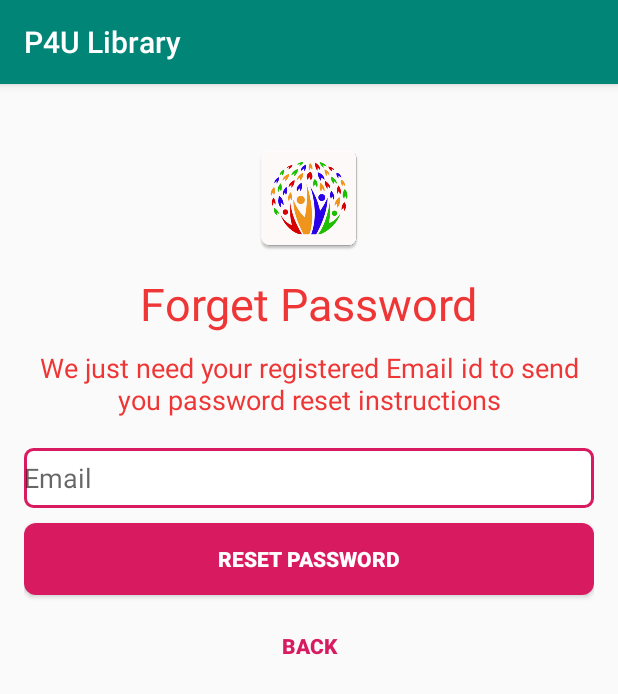
After one commit to pramodmauryapk/testp4u, an Android app: the ResetPasswordActivity screen opened directly, with no data from a screen before it, on a phone screen of 412 x 824 dp. The commit adds this screen. Shown: the top 694 px of the screen. Run offline under Robolectric (Android 15) with nearby library versions, the phone set to English and light mode, and no system bars; our stand-ins replace Firebase (no records; nobody signed in at launch, a user with empty details on screens opened directly).

Commit message:
today modifications

```diff
--- a/app/src/main/AndroidManifest.xml
+++ b/app/src/main/AndroidManifest.xml
@@ -41,6 +41,7 @@
         </activity>
         <activity android:name="my.app.p4ulibrary.ViewRoleActivity" />
         <activity android:name="my.app.p4ulibrary.LoginActivity" />
+        <activity android:name=".user_cornor.ResetPasswordActivity" />
     </application>
 
 </manifest>
--- /dev/null
+++ b/app/src/main/java/my/app/p4ulibrary/user_cornor/ResetPasswordActivity.java
@@ -0,0 +1,84 @@
+package my.app.p4ulibrary.user_cornor;
+
+import android.content.Intent;
+import android.os.Bundle;
+import android.text.TextUtils;
+import android.util.Log;
+import android.view.View;
+import android.widget.Button;
+import android.widget.EditText;
+import android.widget.ProgressBar;
+import android.widget.Toast;
+
+import androidx.annotation.NonNull;
+import androidx.appcompat.app.AppCompatActivity;
+
+import com.google.android.gms.tasks.OnCompleteListener;
+import com.google.android.gms.tasks.Task;
+import com.google.firebase.auth.FirebaseAuth;
+
+import my.app.p4ulibrary.LoginActivity;
+import my.app.p4ulibrary.R;
+
+
+public class  ResetPasswordActivity extends AppCompatActivity {
+
+    private static final String TAG = "Reset Activity";
+    private EditText inputEmail;
+    private FirebaseAuth auth;
+    private ProgressBar progressBar;
+
+    @Override
+    protected void onCreate(Bundle savedInstanceState) {
+        super.onCreate(savedInstanceState);
+        setContentView(R.layout.activity_reset_password);
+
+        inputEmail = (EditText) findViewById(R.id.et_email);
+        Button btnReset = (Button) findViewById(R.id.btn_resetpassword);
+        Button btnBack = (Button) findViewById(R.id.btn_back);
+        progressBar = (ProgressBar) findViewById(R.id.progressBar_reset);
+
+        auth = FirebaseAuth.getInstance();
+
+        btnBack.setOnClickListener(new View.OnClickListener() {
+            @Override
+            public void onClick(View v) {
+                startActivity(new Intent(ResetPasswordActivity.this, LoginActivity.class));
+                finish();
+                Log.d(TAG, "going to Login Activity");
+            }
+        });
+
+        btnReset.setOnClickListener(new View.OnClickListener() {
+            @Override
+            public void onClick(View v) {
+
+                String email = inputEmail.getText().toString().toLowerCase().trim();
+
+                if (TextUtils.isEmpty(email)) {
+                    Toast.makeText(getApplication(), "Enter your registered email id", Toast.LENGTH_SHORT).show();
+                    return;
+                }
+                Log.d(TAG, "start progress bar");
+                progressBar.setVisibility(View.VISIBLE);
+                auth.sendPasswordResetEmail(email)
+                        .addOnCompleteListener(new OnCompleteListener<Void>() {
+                            @Override
+                            public void onComplete(@NonNull Task<Void> task) {
+                                if (task.isSuccessful()) {
+                                    Toast.makeText(ResetPasswordActivity.this, "We have sent you instructions to reset your password!", Toast.LENGTH_SHORT).show();
+                                    startActivity(new Intent(ResetPasswordActivity.this, LoginActivity.class));
+                                    finish();
+                                } else {
+                                    Toast.makeText(ResetPasswordActivity.this, "Failed to send reset email!", Toast.LENGTH_SHORT).show();
+                                }
+
+                                progressBar.setVisibility(View.GONE);
+                            }
+                        });
+                Log.d(TAG, "Progress bar visible");
+            }
+        });
+    }
+
+}
--- /dev/null
+++ b/app/src/main/res/layout/activity_reset_password.xml
@@ -0,0 +1,95 @@
+<?xml version="1.0" encoding="utf-8"?>
+<ScrollView xmlns:android="http://schemas.android.com/apk/res/android"
+    xmlns:tools="http://schemas.android.com/tools"
+    android:layout_width="match_parent"
+    android:layout_height="match_parent"
+    android:id="@+id/scrollView2"
+    android:fillViewport="false"
+    android:paddingBottom="@dimen/activity_vertical_margin"
+    android:paddingLeft="@dimen/activity_horizontal_margin"
+    android:paddingRight="@dimen/activity_horizontal_margin"
+    android:paddingTop="@dimen/activity_vertical_margin"
+    tools:context=".user_cornor.ResetPasswordActivity">
+
+
+
+    <RelativeLayout
+        android:layout_width="match_parent"
+        android:layout_height="wrap_content">
+
+        <ImageView
+            android:layout_width="80dp"
+            android:layout_height="80dp"
+            android:id="@+id/imageView"
+            android:src="@drawable/logo"
+            android:layout_centerHorizontal="true"
+            android:layout_marginTop="20dp"/>
+
+        <TextView
+            android:layout_width="wrap_content"
+            android:layout_height="wrap_content"
+            android:textAppearance="?android:attr/textAppearanceLarge"
+            android:text="@string/forget_password"
+            android:id="@+id/tv_forgotpassword"
+            android:layout_below="@+id/imageView"
+            android:layout_centerHorizontal="true"
+            android:layout_marginTop="10dp"
+            android:textSize="30sp"
+            android:textColor="@color/reds"/>
+
+        <TextView
+            android:layout_width="wrap_content"
+            android:layout_height="wrap_content"
+            android:textAppearance="?android:attr/textAppearanceMedium"
+            android:text="@string/tv_passwordresetinstruction"
+            android:id="@+id/tv_passwordreset"
+            android:layout_below="@+id/tv_forgotpassword"
+            android:layout_centerHorizontal="true"
+            android:layout_marginTop="10dp"
+            android:textColor="@color/reds"
+            android:textAlignment="center"/>
+
+        <EditText
+            android:layout_width="match_parent"
+            android:layout_height="40dp"
+            android:inputType="textEmailAddress"
+            android:ems="10"
+            android:id="@+id/et_email"
+            android:layout_below="@+id/tv_passwordreset"
+            android:layout_marginTop="20dp"
+            android:background="@drawable/bg_edittext"
+            android:hint="@string/email"/>
+
+        <Button
+            android:layout_width="match_parent"
+            android:layout_height="wrap_content"
+            android:text="@string/reset_password"
+            android:id="@+id/btn_resetpassword"
+            android:layout_below="@+id/et_email"
+            android:layout_marginTop="10dp"
+            android:background="@drawable/button_shape"
+            android:textColor="@color/colorwhite"
+            android:textStyle="bold"/>
+
+        <Button
+            android:layout_width="match_parent"
+            android:layout_height="wrap_content"
+            android:text="@string/back"
+            android:id="@+id/btn_back"
+            android:layout_below="@+id/btn_resetpassword"
+            android:layout_marginTop="10dp"
+            android:background="@null"
+            android:textColor="@color/colorAccent"
+            android:textStyle="bold"/>
+
+        <ProgressBar
+            android:layout_width="wrap_content"
+            android:layout_height="wrap_content"
+            android:id="@+id/progressBar_reset"
+            android:layout_below="@+id/btn_back"
+            android:layout_centerHorizontal="true"
+            android:layout_marginTop="20dp"
+            android:visibility="gone"/>
+
+    </RelativeLayout>
+    </ScrollView>
```
Also changed, not shown: app/src/main/java/my/app/p4ulibrary/LoginActivity.java (+3 -9 lines), app/src/main/java/my/app/p4ulibrary/home_for_all/NewsAddFragment.java (+6 -4 lines), app/src/main/java/my/app/p4ulibrary/main_menu/HomeFragment.java (+8 -7 lines), app/src/main/res/layout/fragment_all_book.xml (+17 -9 lines), app/src/main/res/layout/layout_all_book.xml (+17 -3 lines), app/src/main/res/layout/layout_all_center.xml (+10 -4 lines), app/src/main/res/layout/layout_all_donor.xml (+10 -4 lines), app/src/main/res/layout/layout_all_user.xml (+10 -3 lines), app/src/main/res/drawable-v24/next.png (added).
